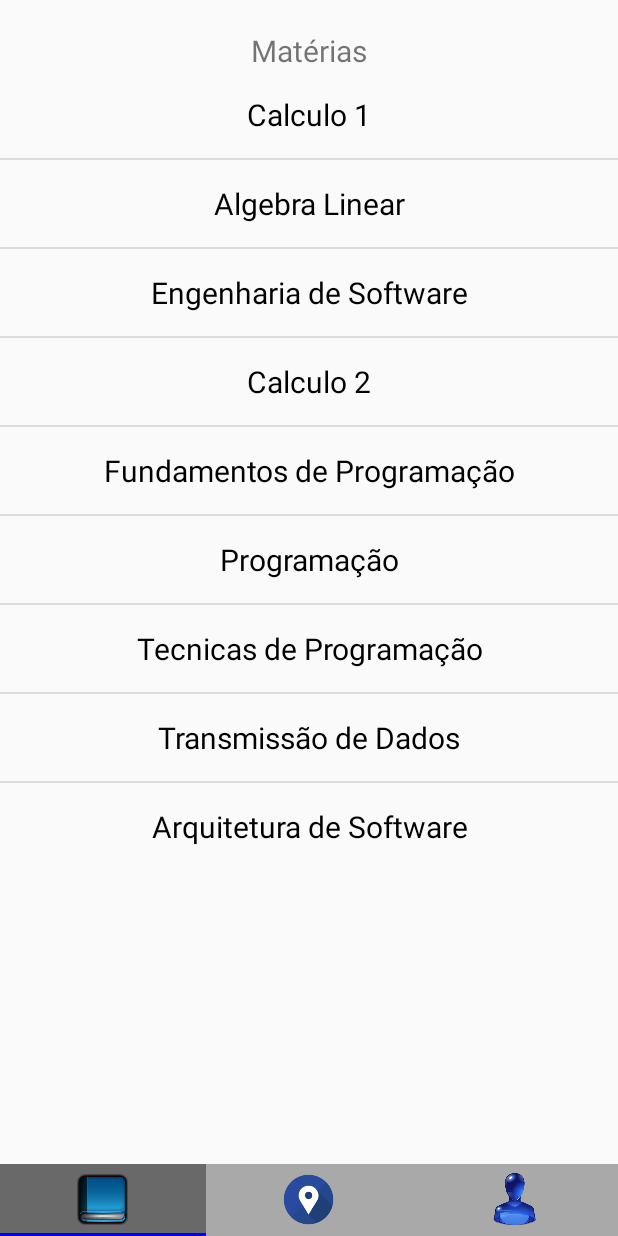
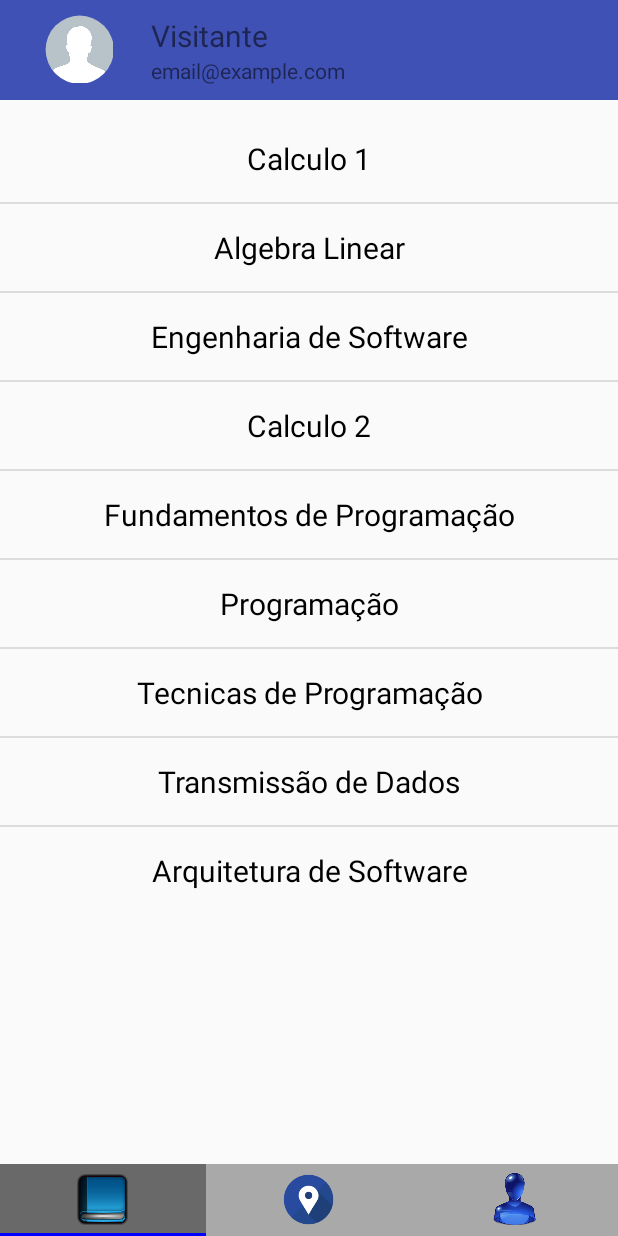
Before and after one commit to ArthurBrito/TaSabido, an Android app: the screen it shows after launch (PaginaPrincipalActivity), on a phone screen of 412 x 824 dp. Run offline under Robolectric (Android 15) with nearby library versions, the phone set to English and light mode, and no system bars.

Commit message:
Interface da barra de usuario na pagina materias

```diff
--- /dev/null
+++ b/app/src/main/java/br/ufc/engsoftware/tasabido/RoundedImageView.java
@@ -0,0 +1,85 @@
+package br.ufc.engsoftware.tasabido;
+
+import android.content.Context;
+import android.graphics.Bitmap;
+import android.graphics.Canvas;
+import android.graphics.Color;
+import android.graphics.Paint;
+import android.graphics.PorterDuff;
+import android.graphics.PorterDuffXfermode;
+import android.graphics.Rect;
+import android.graphics.drawable.BitmapDrawable;
+import android.graphics.drawable.Drawable;
+import android.util.AttributeSet;
+import android.widget.ImageView;
+
+/**
+ * Created by Thiago on 14/05/2016.
+ */
+public class RoundedImageView extends ImageView {
+
+    public RoundedImageView(Context context) {
+        super(context);
+    }
+
+    public RoundedImageView(Context context, AttributeSet attrs) {
+        super(context, attrs);
+    }
+
+    public RoundedImageView(Context context, AttributeSet attrs, int defStyle) {
+        super(context, attrs, defStyle);
+    }
+
+    @Override
+    protected void onDraw(Canvas canvas) {
+
+        Drawable drawable = getDrawable();
+
+        if (drawable == null) {
+            return;
+        }
+
+        if (getWidth() == 0 || getHeight() == 0) {
+            return;
+        }
+        Bitmap b =  ((BitmapDrawable)drawable).getBitmap() ;
+        Bitmap bitmap = b.copy(Bitmap.Config.ARGB_8888, true);
+
+        int w = getWidth();
+
+
+        Bitmap roundBitmap =  getCroppedBitmap(bitmap, w);
+        canvas.drawBitmap(roundBitmap, 0,0, null);
+
+    }
+
+    public static Bitmap getCroppedBitmap(Bitmap bmp, int radius) {
+        Bitmap sbmp;
+
+        if(bmp.getWidth() != radius || bmp.getHeight() != radius)
+            sbmp = Bitmap.createScaledBitmap(bmp, radius, radius, false);
+        else
+            sbmp = bmp;
+
+        Bitmap output = Bitmap.createBitmap(sbmp.getWidth(),
+                sbmp.getHeight(), Bitmap.Config.ARGB_8888);
+        Canvas canvas = new Canvas(output);
+
+        final Paint paint = new Paint();
+        final Rect rect = new Rect(0, 0, sbmp.getWidth(), sbmp.getHeight());
+
+        paint.setAntiAlias(true);
+        paint.setFilterBitmap(true);
+        paint.setDither(true);
+        canvas.drawARGB(0, 0, 0, 0);
+        paint.setColor(Color.parseColor("#BAB399"));
+        canvas.drawCircle(sbmp.getWidth() / 2+0.7f, sbmp.getHeight() / 2+0.7f,
+                sbmp.getWidth() / 2+0.1f, paint);
+        paint.setXfermode(new PorterDuffXfermode(PorterDuff.Mode.SRC_IN));
+        canvas.drawBitmap(sbmp, rect, rect, paint);
+
+
+        return output;
+    }
+
+}
--- a/app/src/main/res/layout/fragment_materias.xml
+++ b/app/src/main/res/layout/fragment_materias.xml
@@ -5,19 +5,52 @@
     android:layout_width="match_parent"
     android:layout_height="match_parent">
 
-    <!-- Pode deletar, feito só para o layout não ficar vazio -->
-    <TextView
+    <!-- Barra de perfil -->
+    <LinearLayout
         android:layout_width="match_parent"
         android:layout_height="wrap_content"
-        android:layout_marginTop="20sp"
-        android:gravity="center"
-        android:text="Matérias"
-        android:textSize="20sp"/>
+        android:padding="10dp"
+        android:orientation="horizontal"
+        android:background="@color/colorPrimary">
+
+        <br.ufc.engsoftware.tasabido.RoundedImageView
+            android:id="@+id/iv_foto_usuario"
+            android:layout_width="45dp"
+            android:layout_height="45dp"
+            android:layout_marginLeft="20dp"
+            android:layout_marginRight="25dp"
+            android:src="@drawable/user_image_default"/>
+
+        <!--Nome e Email -->
+        <LinearLayout
+            android:layout_width="wrap_content"
+            android:layout_height="wrap_content"
+            android:orientation="vertical"
+            android:layout_gravity="center_vertical">
+
+            <TextView
+                android:id="@+id/tv_nome_usuario"
+                android:layout_width="wrap_content"
+                android:layout_height="wrap_content"
+                android:textSize="20sp"
+                android:text="Visitante"/>
+
+            <TextView
+                android:id="@+id/tv_email_usuario"
+                android:layout_width="wrap_content"
+                android:layout_height="wrap_content"
+                android:text="email@example.com"/>
+
+        </LinearLayout>
+
+    </LinearLayout>
+
 
     <ListView
         android:id="@+id/listview_materias"
         android:layout_width="match_parent"
-        android:layout_height="wrap_content">
+        android:layout_height="wrap_content"
+        android:layout_marginTop="10sp">
 
     </ListView>
 
```
Also changed, not shown: app/src/main/res/drawable/user_image_default.png (added).
